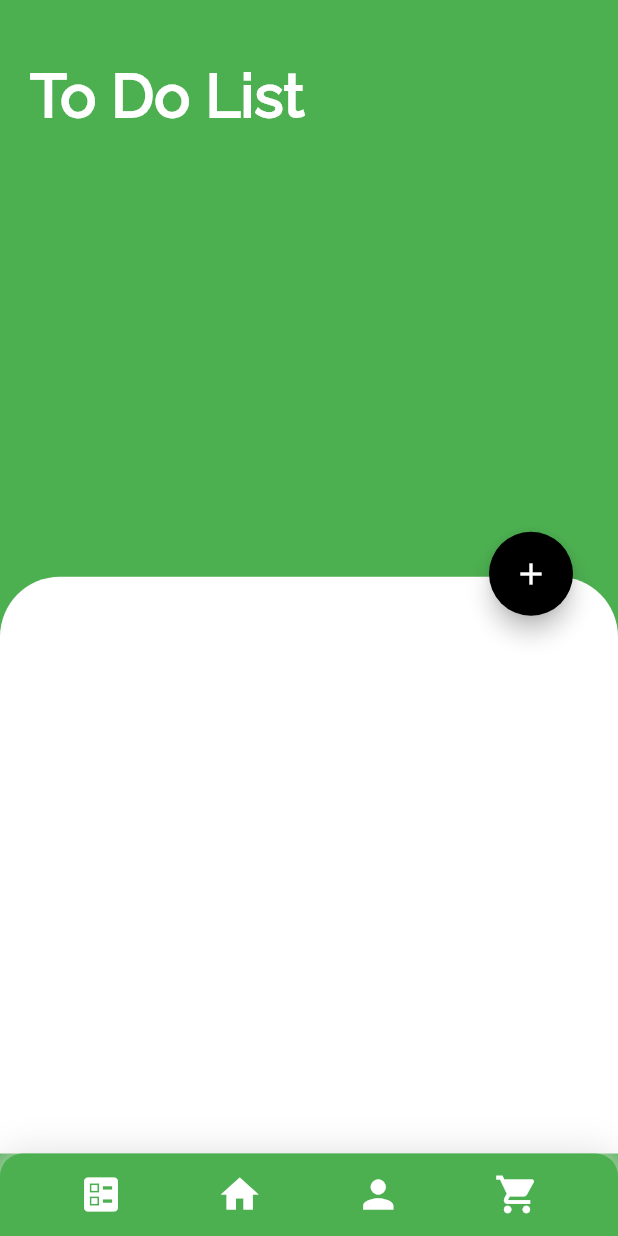
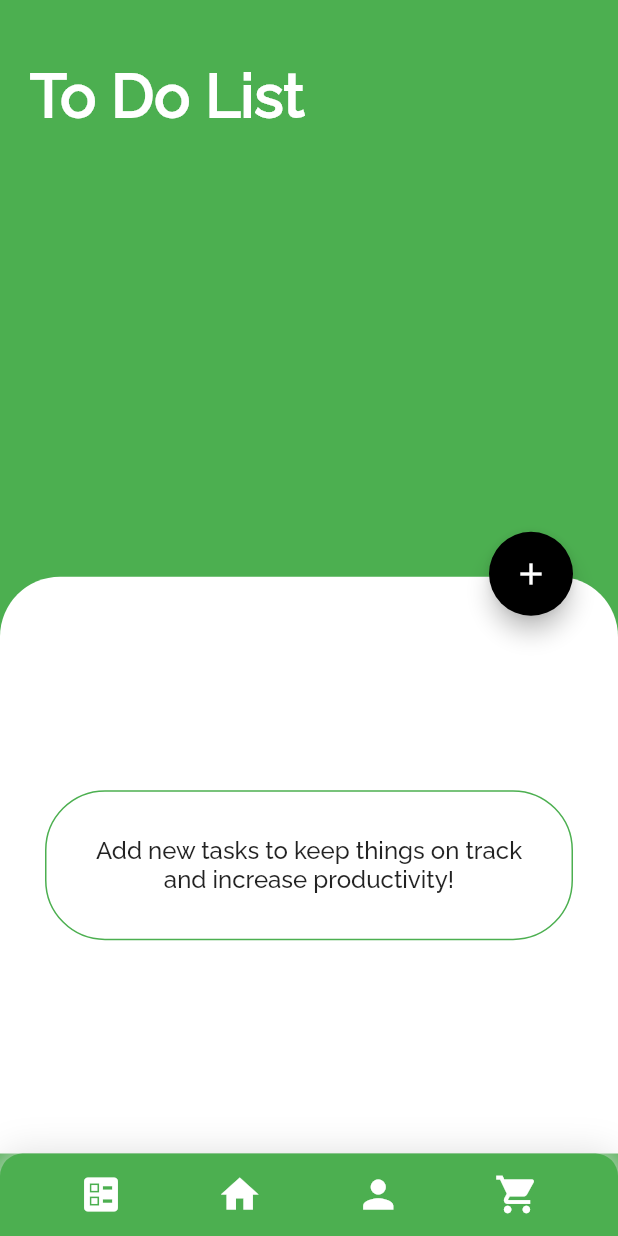
Before and after one commit to aksharabruno/Urban-Roof, a Flutter app: the Todo screen opened by its route, on a phone screen of 412 x 824 dp. Run offline on Flutter 3.47's test engine with Material 2 defaults, Android fonts, the phone set to English and light mode, and no system bars; our stand-ins replace image_picker, rflutter_alert; accounts and stored records are empty.

Commit message:
Update todolist.dart

```diff
--- a/lib/app/pages/todolist.dart
+++ b/lib/app/pages/todolist.dart
@@ -69,9 +69,53 @@ class _Todo extends State<Todo> {
             maxChildSize: 0.85,
             minChildSize: 0.1,
             builder: (BuildContext context, ScrollController scrolController) {
+              if(tasks.length == 0){
+                return Stack(
+                  overflow: Overflow.visible,
+                  children: [
+                    Container(
+                      alignment: Alignment.center,
+                    padding: EdgeInsets.all(30),
+                    height: MediaQuery.of(context).size.height/2,
+                    width: MediaQuery.of(context).size.width,
+                    decoration: BoxDecoration(
+                      color: Colors.white,
+                      borderRadius: BorderRadius.only(
+                          topRight: Radius.circular(40),
+                          topLeft: Radius.circular(40)),
+                      ),
+                      child: Container(
+                        alignment: Alignment.center,
+                        padding: EdgeInsets.all(20),
+                        height: 100.0,
+                        decoration: BoxDecoration(
+                          border: Border.all(color: Colors.green),
+                          borderRadius: BorderRadius.circular(40),
+                        ),
+                        child: Expanded(child:Text('Add new tasks to keep things on track and increase productivity!',
+                              style: TextStyle(fontSize: 16),
+                              textAlign: TextAlign.center,),
+                    ),),),
+                    Positioned(
+                    child: FloatingActionButton(
+                      child: Icon(
+                        Icons.add,
+                        color: Colors.white,
+                      ),
+                      backgroundColor: Colors.black,
+                      onPressed: () {_openPopup(context);},
+                    ),
+                    top: -30,
+                    right: 30,
+                  )
+                    ],
+                );
+              }
+              else{
               return Stack(
                 overflow: Overflow.visible,
                 children: <Widget>[
+
                   Container(
                     padding: EdgeInsets.all(20),
                     decoration: BoxDecoration(
@@ -80,6 +124,7 @@ class _Todo extends State<Todo> {
                           topRight: Radius.circular(40),
                           topLeft: Radius.circular(40)),
                     ),
+
                     child: ListView.builder(
                       itemCount: tasks.length,
                       itemBuilder: (context, index) => Padding(
@@ -111,7 +156,7 @@ class _Todo extends State<Todo> {
                         ),
                         controller: scrolController,
                       )
-                  ),
+            ),
                   Positioned(
                     child: FloatingActionButton(
                       child: Icon(
@@ -119,18 +164,15 @@ class _Todo extends State<Todo> {
                         color: Colors.white,
                       ),
                       backgroundColor: Colors.black,
-                      onPressed: () {
-                        print('hi');
-                        _openPopup(context);
-                      },
+                      onPressed: () {_openPopup(context);},
                     ),
                     top: -30,
                     right: 30,
                   )
                 ],
-              );
-            },
-          )
+              );}
+            }
+            )
         ],
       ),
     );
```
